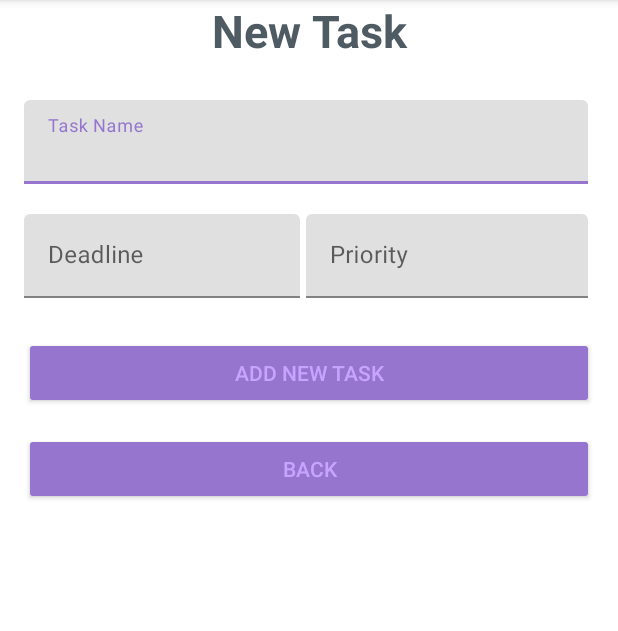
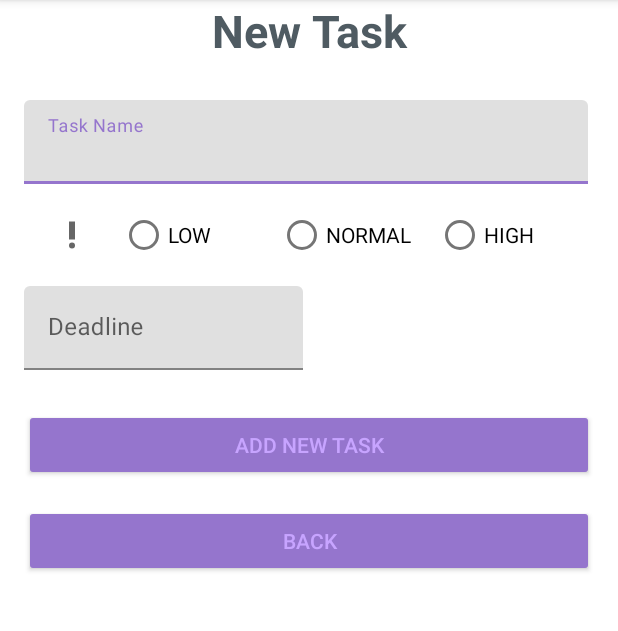
Before and after one commit to gabrielmanalu/ToDoListApps, an Android app: the AddToDoListActivity screen opened directly, with no data from a screen before it, on a phone screen of 412 x 824 dp, the part 84-715 px from its top. Run offline under Robolectric (Android 15) with nearby library versions, the phone set to English and light mode, and no system bars; our stand-ins replace ButterKnife; libraries missing offline, so code that uses them is left out: com.github.florent37.singledateandtimepicker.

Commit message:
Third Commit

```diff
--- a/app/build.gradle
+++ b/app/build.gradle
@@ -42,4 +42,5 @@ dependencies {
 
     //DateAndTimePicker
     implementation 'com.github.florent37:singledateandtimepicker:2.2.7'
+
 }
--- a/app/src/main/java/com/example/todolistapps/AddToDoListActivity.java
+++ b/app/src/main/java/com/example/todolistapps/AddToDoListActivity.java
@@ -3,12 +3,15 @@ package com.example.todolistapps;
 import static android.content.ContentValues.TAG;
 
 import android.content.Context;
+import android.graphics.Color;
 import android.os.Bundle;
 import android.util.Log;
 import android.view.MotionEvent;
 import android.view.View;
 import android.widget.Button;
 import android.widget.EditText;
+import android.widget.RadioButton;
+import android.widget.RadioGroup;
 import android.widget.TextView;
 import android.widget.Toast;
 
@@ -36,16 +39,21 @@ public class AddToDoListActivity extends AppCompatActivity {
 
     @BindView(R.id.editName)
     TextInputEditText editName;
-    @BindView(R.id.editPriority)
-    TextInputEditText editPriority;
-    //    @BindView(R.id.editDeadline)
-//    TextInputEditText editDeadline;
     @BindView(R.id.addTaskButton)
     Button addTaskButton;
     @BindView(R.id.backButton)
     Button backButton;
+    @BindView(R.id.radio_group)
+    RadioGroup priorityGroup;
+    @BindView(R.id.radio_low)
+    RadioButton radio_low;
+    @BindView(R.id.radio_normal)
+    RadioButton radio_normal;
+    @BindView(R.id.radio_high)
+    RadioButton radio_high;
 
     EditText editDeadline;
+    String priority;
     DatabaseHandler databaseHandler;
     boolean isSelectDeadline;
     SingleDateAndTimePickerDialog.Builder singleBuilder;
@@ -54,6 +62,7 @@ public class AddToDoListActivity extends AppCompatActivity {
     @OnClick(R.id.addTaskButton)
     void addTask() {
         setTask();
+        Log.w("PRIORITY", priority);
     }
 
     @OnClick(R.id.backButton)
@@ -82,7 +91,7 @@ public class AddToDoListActivity extends AppCompatActivity {
         toDoList.setToDoListID(0);
         toDoList.setToDoListName(editName.getText().toString());
         toDoList.setToDoListDeadline(editDeadline.getText().toString());
-        toDoList.setToDoListPriority(editPriority.getText().toString());
+        toDoList.setToDoListPriority(priority);
         databaseHandler.addToDoList(toDoList);
         Toast.makeText(this, toDoList.getToDoListName() + " is added!", Toast.LENGTH_SHORT).show();
 
@@ -92,13 +101,16 @@ public class AddToDoListActivity extends AppCompatActivity {
     private void init() {
         databaseHandler = new DatabaseHandler(AddToDoListActivity.this);
         editDeadline.setShowSoftInputOnFocus(false);
+
         editDeadline.setOnClickListener(new View.OnClickListener() {
             @Override
             public void onClick(View v) {
                 deadlineBuilder();
             }
         });
+
     }
+
 
     public void deadlineBuilder() {
         {
@@ -116,6 +128,7 @@ public class AddToDoListActivity extends AppCompatActivity {
 
             new SingleDateAndTimePickerDialog.Builder(this)
                     .setTimeZone(TimeZone.getDefault())
+                    .mainColor(Color.rgb(101,73,156))
                     .curved()
                     .mustBeOnFuture()
                     .defaultDate(defaultDate)
@@ -134,4 +147,29 @@ public class AddToDoListActivity extends AppCompatActivity {
                     }).display();
         }
     }
+
+    public void onRadioButtonClicked(View view) {
+        boolean checked = ((RadioButton) view).isChecked();
+        String str="";
+        // Check which radio button was clicked
+        switch(view.getId()) {
+            case R.id.radio_low:
+                if(checked)
+                    str = "Low Priority";
+                    priority = "LOW";
+                break;
+            case R.id.radio_normal:
+                if(checked)
+                    str = "Normal Priority";
+                    priority = "NORMAL";
+                break;
+            case R.id.radio_high:
+                if(checked)
+                    str = "High Priority";
+                    priority = "HIGH";
+                break;
+        }
+        Toast.makeText(this, str, Toast.LENGTH_SHORT).show();
+    }
+
 }
--- /dev/null
+++ b/app/src/main/res/drawable/ic_baseline_priority_high_24.xml
@@ -0,0 +1,13 @@
+<vector xmlns:android="http://schemas.android.com/apk/res/android"
+    android:width="24dp"
+    android:height="24dp"
+    android:viewportWidth="24"
+    android:viewportHeight="24"
+    android:tint="?attr/colorControlNormal">
+  <path
+      android:fillColor="@android:color/white"
+      android:pathData="M12,19m-2,0a2,2 0,1 1,4 0a2,2 0,1 1,-4 0"/>
+  <path
+      android:fillColor="@android:color/white"
+      android:pathData="M10,3h4v12h-4z"/>
+</vector>
--- a/app/src/main/res/layout/activity_to_do_list.xml
+++ b/app/src/main/res/layout/activity_to_do_list.xml
@@ -158,6 +158,54 @@
             </LinearLayout>
 
 
+
+            <LinearLayout
+                android:layout_width="match_parent"
+                android:layout_height="wrap_content"
+                android:orientation="horizontal">
+                <LinearLayout
+                    android:layout_width="wrap_content"
+                    android:layout_height="wrap_content"
+                    android:orientation="vertical"
+                    android:layout_gravity="center_vertical"
+                    android:weightSum="2">
+
+                    <ImageView
+                        android:layout_width="wrap_content"
+                        android:layout_height="match_parent"
+                        android:src="@drawable/ic_baseline_priority_high_24"
+                        android:layout_marginLeft="20dp"
+                        android:layout_marginRight="20dp"/>
+                </LinearLayout>
+
+                    <RadioGroup xmlns:android="http://schemas.android.com/apk/res/android"
+                        android:layout_width="match_parent"
+                        android:layout_height="wrap_content"
+                        android:orientation="horizontal"
+                        android:id="@+id/radio_group"
+                        android:weightSum="3">
+                        <RadioButton android:id="@+id/radio_low"
+                            android:layout_width="0dp"
+                            android:layout_height="wrap_content"
+                            android:layout_weight="1"
+                            android:text="@string/low"
+                            android:onClick="onRadioButtonClicked"/>
+                        <RadioButton android:id="@+id/radio_normal"
+                            android:layout_width="0dp"
+                            android:layout_height="wrap_content"
+                            android:layout_weight="1"
+                            android:text="@string/normal"
+                            android:onClick="onRadioButtonClicked"/>
+                        <RadioButton android:id="@+id/radio_high"
+                            android:layout_width="0dp"
+                            android:layout_height="wrap_content"
+                            android:layout_weight="1"
+                            android:text="@string/high"
+                            android:onClick="onRadioButtonClicked"/>
+                    </RadioGroup>
+
+            </LinearLayout>
+
             <LinearLayout
                 android:layout_width="match_parent"
                 android:layout_height="wrap_content"
@@ -187,22 +235,10 @@
 
                     </com.google.android.material.textfield.TextInputLayout>
 
+
                 </LinearLayout>
 
 
-                <com.google.android.material.textfield.TextInputLayout
-                    android:layout_width="0dp"
-                    android:layout_height="wrap_content"
-                    android:layout_marginRight="4dp"
-                    android:layout_weight="1">
-
-                    <com.google.android.material.textfield.TextInputEditText
-                        android:id="@+id/editPriority"
-                        android:layout_width="match_parent"
-                        android:layout_height="wrap_content"
-                        android:hint="@string/add_text_priority" />
-
-                </com.google.android.material.textfield.TextInputLayout>
 
             </LinearLayout>
 
@@ -225,6 +261,8 @@
                 android:layout_marginTop="16dp"
                 android:text="@string/back_button" />
 
+
+
         </LinearLayout>
 
     </LinearLayout>
--- a/app/src/main/res/values/strings.xml
+++ b/app/src/main/res/values/strings.xml
@@ -6,4 +6,8 @@
     <string name="add_task_button">Add New Task</string>
     <string name="back_button">BACK</string>
     <string name="new_task">New Task</string>
+    <string name="low">LOW</string>
+    <string name="normal">NORMAL</string>
+    <string name="high">HIGH</string>
+    <string name="priority">Priority</string>
 </resources>
```
